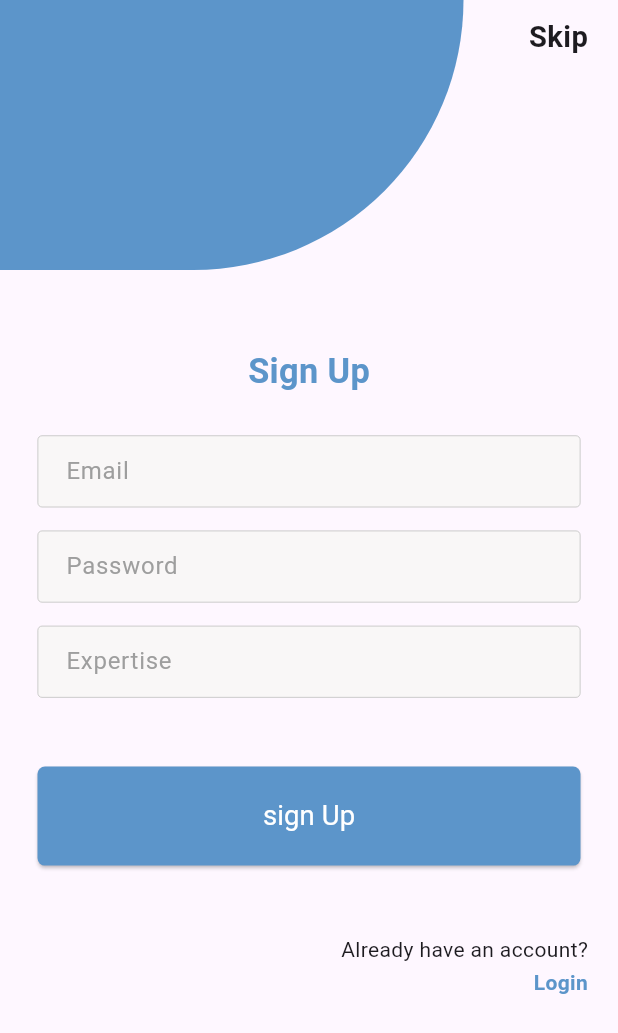
After one commit to Etsub622/ExpertEase, a Flutter app: the screen it shows after launch, after a tap on "Sign Up as Expert", on a phone screen of 412 x 824 dp. The commit adds this screen. Shown: the top 1033 px of the screen. Run offline on Flutter 3.47's test engine with Material 3 defaults, Android fonts, the phone set to English and light mode, and no system bars; our stand-ins replace flutter_screenutil, go_router, responsive_sizer.

Commit message:
implement signup and login

```diff
--- a/frontend/lib/core/routes/path.dart
+++ b/frontend/lib/core/routes/path.dart
@@ -12,4 +12,8 @@ class AppPath {
   static const onboard3 = '/onboard3';
   static const onboard4 = '/onboard4';
   static const expertDisplay = '/expertDisplay';
+  static const splash = '/splash';
+  static const welcome = '/welcome';
+  static const expertSignUp = '/expertSignUp';
+  static const expertee = '/expertee';
 }
--- a/frontend/lib/core/routes/router_config.dart
+++ b/frontend/lib/core/routes/router_config.dart
@@ -1,16 +1,21 @@
 import 'package:expertease/core/routes/path.dart';
 import 'package:expertease/features/Feed/presentation/pages/feed_page.dart';
+import 'package:expertease/features/Splash_screens/presentation/pages/expert_sign_up.dart';
+import 'package:expertease/features/Splash_screens/presentation/pages/expertee_sign_up.dart';
+import 'package:expertease/features/Splash_screens/presentation/pages/login.dart';
 import 'package:expertease/features/Splash_screens/presentation/pages/onboard1.dart';
 import 'package:expertease/features/Splash_screens/presentation/pages/onboard2.dart';
 import 'package:expertease/features/Splash_screens/presentation/pages/onboard3.dart';
 import 'package:expertease/features/Splash_screens/presentation/pages/onboard4.dart';
+import 'package:expertease/features/Splash_screens/presentation/pages/splash_screen.dart';
+import 'package:expertease/features/Splash_screens/presentation/pages/welcome.dart';
 import 'package:expertease/features/expert_display/presentation/pages/experts.dart';
 import 'package:flutter/material.dart';
 import 'package:go_router/go_router.dart';
 
 class AppRouter {
   static final GoRouter router =
-      GoRouter(initialLocation: AppPath.home, routes: <GoRoute>[
+      GoRouter(initialLocation: AppPath.splash, routes: <GoRoute>[
     GoRoute(
         path: AppPath.home,
         name: AppPath.home,
@@ -41,11 +46,41 @@ class AppRouter {
         builder: (BuildContext context, GoRouterState state) {
           return onBoardFour();
         }),
-        GoRoute(
+    GoRoute(
         path: AppPath.expertDisplay,
         name: AppPath.expertDisplay,
         builder: (BuildContext context, GoRouterState state) {
           return ExpertDisplay();
         }),
+    GoRoute(
+        path: AppPath.splash,
+        name: AppPath.splash,
+        builder: (BuildContext context, GoRouterState state) {
+          return SplashScreen();
+        }),
+         GoRoute(
+        path: AppPath.login,
+        name: AppPath.login,
+        builder: (BuildContext context, GoRouterState state) {
+          return LogIn();
+        }),
+    GoRoute(
+        path: AppPath.welcome,
+        name: AppPath.welcome,
+        builder: (BuildContext context, GoRouterState state) {
+          return WelcomeScreen();
+        }),
+    GoRoute(
+        path: AppPath.expertSignUp,
+        name: AppPath.expertSignUp,
+        builder: (BuildContext context, GoRouterState state) {
+          return ExpertSignUP();
+        }),
+    GoRoute(
+        path: AppPath.expertee,
+        name: AppPath.expertee,
+        builder: (BuildContext context, GoRouterState state) {
+          return ExperteeSignUp();
+        }),
   ]);
 }
--- /dev/null
+++ b/frontend/lib/features/Splash_screens/presentation/pages/expert_sign_up.dart
@@ -0,0 +1,139 @@
+import 'package:expertease/core/colors/colors.dart';
+import 'package:expertease/core/routes/path.dart';
+import 'package:expertease/features/Splash_screens/presentation/widgets/custom_form.dart';
+import 'package:expertease/features/Splash_screens/presentation/widgets/next_button.dart';
+import 'package:flutter/material.dart';
+import 'package:flutter/widgets.dart';
+import 'package:flutter_screenutil/flutter_screenutil.dart';
+import 'package:go_router/go_router.dart';
+
+class ExpertSignUP extends StatefulWidget {
+  const ExpertSignUP({super.key});
+
+  @override
+  State<ExpertSignUP> createState() => _ExpertSignUPState();
+}
+
+class _ExpertSignUPState extends State<ExpertSignUP> {
+  TextEditingController emailController = TextEditingController();
+  TextEditingController passwordController = TextEditingController();
+  TextEditingController experteaseController = TextEditingController();
+  @override
+  Widget build(BuildContext context) {
+    return Material(
+      child: Column(
+        children: [
+          Row(
+            crossAxisAlignment: CrossAxisAlignment.start,
+            children: [
+              Expanded(
+                child: Align(
+                  alignment: Alignment.topLeft,
+                  child: Container(
+                    height: 180,
+                    width: 270.w,
+                    decoration: BoxDecoration(
+                      color: ThemeColors.primary,
+                      borderRadius: BorderRadius.only(
+                        bottomRight: Radius.circular(320),
+                      ),
+                    ),
+                  ),
+                ),
+              ),
+              GestureDetector(
+                onTap: () => context.go(AppPath.home),
+                child: Padding(
+                  padding: const EdgeInsets.only(right: 20.0, top: 10),
+                  child: Align(
+                      alignment: Alignment.topRight,
+                      child: Text(
+                        'Skip',
+                        style: TextStyle(
+                            fontSize: 17.sp, fontWeight: FontWeight.w600),
+                      )),
+                ),
+              ),
+            ],
+          ),
+          SizedBox(
+            height: 50.h,
+          ),
+          Align(
+            alignment: Alignment.center,
+            child: Text(
+              'Sign Up',
+              style: TextStyle(
+                color: ThemeColors.primary,
+                fontSize: 20.sp,
+                fontWeight: FontWeight.bold,
+              ),
+            ),
+          ),
+          SizedBox(
+            height: 25.h,
+          ),
+          CustomForm(
+            controller: emailController,
+            text: 'Email',
+          ),
+          SizedBox(
+            height: 15.h,
+          ),
+          CustomForm(
+            controller: passwordController,
+            text: 'Password',
+          ),
+          SizedBox(
+            height: 15.h,
+          ),
+          CustomForm(
+            controller: experteaseController,
+            text: 'Expertise',
+          ),
+          SizedBox(
+            height: 30.h,
+          ),
+          Padding(
+            padding: const EdgeInsets.symmetric(horizontal: 10.0),
+            child: NextButton(
+              text: "sign Up",
+              widths: double.infinity,
+              onTap: () {
+                (context.go(AppPath.home));
+              },
+            ),
+          ),
+          SizedBox(
+            height: 30.h,
+          ),
+          Padding(
+            padding: const EdgeInsets.only(right: 20.0),
+            child: Align(
+                alignment: Alignment.centerRight,
+                child: Text('Already have an account?')),
+          ),
+          SizedBox(
+            height: 2.h,
+          ),
+          Padding(
+            padding: const EdgeInsets.only(right: 20.0),
+            child: Align(
+                alignment: Alignment.centerRight,
+                child: GestureDetector(
+                  onTap: () {
+                    (context.go(AppPath.login));
+                  },
+                  child: Text(
+                    'Login',
+                    style: TextStyle(
+                        color: ThemeColors.primary,
+                        fontWeight: FontWeight.bold),
+                  ),
+                )),
+          ),
+        ],
+      ),
+    );
+  }
+}
--- /dev/null
+++ b/frontend/lib/features/Splash_screens/presentation/pages/splash_screen.dart
@@ -0,0 +1,50 @@
+import 'package:expertease/core/colors/colors.dart';
+import 'package:expertease/core/routes/path.dart';
+import 'package:flutter/material.dart';
+import 'package:flutter_screenutil/flutter_screenutil.dart';
+import 'package:go_router/go_router.dart';
+
+class SplashScreen extends StatefulWidget {
+  const SplashScreen({super.key});
+
+  @override
+  State<SplashScreen> createState() => _SplashScreenState();
+}
+
+class _SplashScreenState extends State<SplashScreen> {
+  @override
+  @override
+  void initState() {
+    super.initState();
+    WidgetsBinding.instance.addPostFrameCallback((_) {
+      Future.delayed(Duration(seconds: 2), () {
+        context.go(AppPath.welcome);
+      });
+    });
+  }
+
+  @override
+  Widget build(BuildContext context) {
+    return Scaffold(
+      backgroundColor: ThemeColors.primary,
+      body: Center(
+        child: Column(
+          crossAxisAlignment: CrossAxisAlignment.center,
+          mainAxisAlignment: MainAxisAlignment.center,
+          children: [
+            Image.asset('assets/images/onboarding1.png',
+                height: 190.h, width: 350.w),
+            Text(
+              'EXPERTEASE',
+              style: TextStyle(
+                  fontSize: 20.sp,
+                  letterSpacing: 4.5,
+                  fontWeight: FontWeight.bold,
+                  color: Colors.white),
+            ),
+          ],
+        ),
+      ),
+    );
+  }
+}
--- /dev/null
+++ b/frontend/lib/features/Splash_screens/presentation/pages/welcome.dart
@@ -0,0 +1,104 @@
+import 'package:expertease/core/colors/colors.dart';
+import 'package:expertease/core/routes/path.dart';
+import 'package:expertease/features/Splash_screens/presentation/widgets/selcection_button.dart';
+import 'package:flutter/material.dart';
+import 'package:flutter/widgets.dart';
+import 'package:flutter_screenutil/flutter_screenutil.dart';
+import 'package:go_router/go_router.dart';
+
+class WelcomeScreen extends StatelessWidget {
+  const WelcomeScreen({super.key});
+
+  @override
+  Widget build(BuildContext context) {
+    return Material(
+      child: Padding(
+        padding: const EdgeInsets.all(25.0),
+        child: Column(
+          mainAxisAlignment: MainAxisAlignment.start,
+          crossAxisAlignment: CrossAxisAlignment.start,
+          children: [
+            GestureDetector(
+              onTap: () => context.go(AppPath.home),
+              child: Align(
+                  alignment: Alignment.topRight,
+                  child: Text(
+                    'Skip',
+                    style:
+                        TextStyle(fontSize: 17.sp, fontWeight: FontWeight.w600),
+                  )),
+            ),
+            SizedBox(
+              height: 150.h,
+            ),
+            Image.asset('assets/images/onboarding1.png',
+                height: 100.h, width: 250.w),
+            Text(
+              'Welcome to',
+              style: TextStyle(
+                  fontSize: 20.sp,
+                  fontWeight: FontWeight.bold,
+                  color: Colors.black),
+            ),
+            Padding(
+              padding: const EdgeInsets.only(left: 7.0),
+              child: Text(
+                'EXPERTEASE',
+                style: TextStyle(
+                    fontSize: 17.sp,
+                    fontWeight: FontWeight.w500,
+                    letterSpacing: 1.5,
+                    color: ThemeColors.primary),
+              ),
+            ),
+            SizedBox(
+              height: 50.h,
+            ),
+            ExpertiseSelectionButton(
+              text: 'Sign Up as Expert',
+              bgcolors: Colors.blue,
+              onTap: () {
+                (context.go(AppPath.expertSignUp));
+              },
+            ),
+            SizedBox(
+              height: 18.h,
+            ),
+            ExpertiseSelectionButton(
+              text: 'Sign Up as Expertee',
+              bgcolors: ThemeColors.primary,
+              onTap: () {
+                (context.go(AppPath.expertee));
+              },
+            ),
+            SizedBox(
+              height: 30.h,
+            ),
+            Align(
+                alignment: Alignment.centerRight,
+                child: Text('Already have an account?')),
+            SizedBox(
+              height: 2.h,
+            ),
+            Padding(
+              padding: const EdgeInsets.only(right: 20.0),
+              child: Align(
+                  alignment: Alignment.centerRight,
+                  child: GestureDetector(
+                    onTap: () {
+                      (context.go(AppPath.login));
+                    },
+                    child: Text(
+                      'Login',
+                      style: TextStyle(
+                          color: ThemeColors.primary,
+                          fontWeight: FontWeight.bold),
+                    ),
+                  )),
+            ),
+          ],
+        ),
+      ),
+    );
+  }
+}
--- /dev/null
+++ b/frontend/lib/features/Splash_screens/presentation/widgets/custom_form.dart
@@ -0,0 +1,32 @@
+import 'package:flutter/material.dart';
+
+class CustomForm extends StatelessWidget {
+  final TextEditingController controller;
+  final String text;
+  CustomForm({super.key, required this.controller, required this.text});
+
+  @override
+  Widget build(BuildContext context) {
+    return Padding(
+      padding: const EdgeInsets.symmetric(horizontal: 25.0),
+      child: TextField(
+        controller: controller,
+        decoration: InputDecoration(
+          filled: true,
+          fillColor: Color.fromARGB(255, 249, 247, 247),
+          hintText: text,
+          hintStyle: TextStyle(color: Colors.grey, fontWeight: FontWeight.w400),
+          border: OutlineInputBorder(
+            borderRadius: BorderRadius.circular(3),
+            borderSide: BorderSide(color: Colors.grey.shade400, width: 0.2),
+          ),
+          enabledBorder: OutlineInputBorder(
+            borderRadius: BorderRadius.circular(3),
+            borderSide: BorderSide(color: Colors.grey.shade400, width: 0.5),
+          ),
+          contentPadding: EdgeInsets.symmetric(vertical: 10, horizontal: 15),
+        ),
+      ),
+    );
+  }
+}
--- a/frontend/lib/features/Splash_screens/presentation/widgets/next_button.dart
+++ b/frontend/lib/features/Splash_screens/presentation/widgets/next_button.dart
@@ -22,7 +22,7 @@ class NextButton extends StatelessWidget {
             onPressed: onTap,
             style: ElevatedButton.styleFrom(
               backgroundColor: ThemeColors.primary,
-              padding: EdgeInsets.symmetric(horizontal: 30, vertical: 25),
+              padding: EdgeInsets.symmetric(horizontal: 30, vertical: 20),
               shape: RoundedRectangleBorder(
                 borderRadius: BorderRadius.circular(5),
               ),
--- /dev/null
+++ b/frontend/lib/features/Splash_screens/presentation/widgets/selcection_button.dart
@@ -0,0 +1,42 @@
+import 'package:expertease/core/colors/colors.dart';
+import 'package:flutter/material.dart';
+import 'package:flutter_screenutil/flutter_screenutil.dart';
+
+class ExpertiseSelectionButton extends StatelessWidget {
+  final String text;
+  final Color bgcolors;
+  final Function() onTap;
+
+  const ExpertiseSelectionButton({
+    super.key,
+    required this.text,
+    required this.onTap,
+    required this.bgcolors,
+  });
+
+  @override
+  Widget build(BuildContext context) {
+    return GestureDetector(
+      onTap: onTap,
+      child: Container(
+        width: double.infinity,
+        height: 50.h,
+        decoration: BoxDecoration(
+          color: bgcolors,
+          borderRadius: BorderRadius.circular(30),
+        ),
+        child: Center(
+          child: Text(
+            text,
+            textAlign: TextAlign.center,
+            style: TextStyle(
+              color: Colors.white,
+              fontWeight: FontWeight.w500,
+              fontSize: 17.sp,
+            ),
+          ),
+        ),
+      ),
+    );
+  }
+}
```
Also changed, not shown: frontend/lib/features/Splash_screens/presentation/pages/expertee_sign_up.dart (added, +132 -0 lines), frontend/lib/features/Splash_screens/presentation/pages/login.dart (added, +154 -0 lines), frontend/lib/features/Splash_screens/presentation/widgets/icon_container.dart (added, +25 -0 lines), 1 other file.
